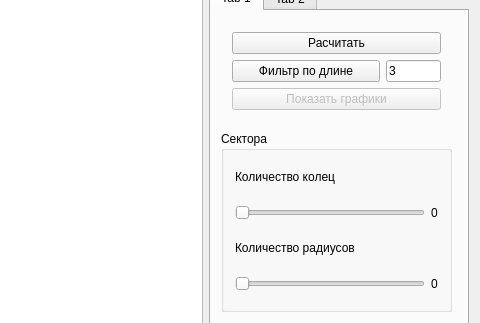
Old version of the form MelanomaContours/Forms/mainwindow.ui in the repository relaxesemind/melanoma; both pictures show x 606 to 1086 and y 97 to 420 of the 1086 by 606 pixel window.
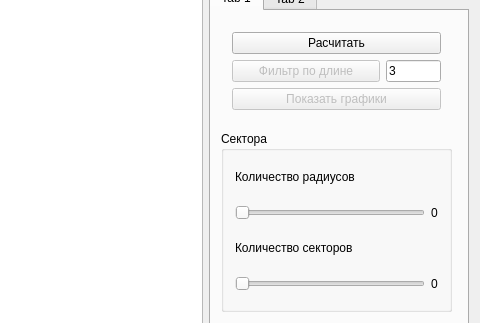
New version of the form. Custom widgets are drawn as their Qt base class.

Diff of the .ui file:
```diff
--- a/MelanomaContours/Forms/mainwindow.ui
+++ b/MelanomaContours/Forms/mainwindow.ui
@@ -77,7 +77,7 @@
            <item>
             <widget class="QLabel" name="label">
              <property name="text">
-              <string>Количество колец</string>
+              <string>Количество радиусов</string>
              </property>
             </widget>
            </item>
@@ -112,7 +112,7 @@
            <item>
             <widget class="QLabel" name="label_2">
              <property name="text">
-              <string>Количество радиусов</string>
+              <string>Количество секторов</string>
              </property>
             </widget>
            </item>
@@ -247,7 +247,7 @@
          </layout>
         </widget>
        </widget>
-       <widget class="QWidget" name="">
+       <widget class="QWidget" name="layoutWidget">
         <property name="geometry">
          <rect>
           <x>10</x>
@@ -268,6 +268,9 @@
           <layout class="QHBoxLayout" name="horizontalLayout_5">
            <item>
             <widget class="QPushButton" name="pushButton_4">
+             <property name="enabled">
+              <bool>false</bool>
+             </property>
              <property name="minimumSize">
               <size>
                <width>100</width>
```
